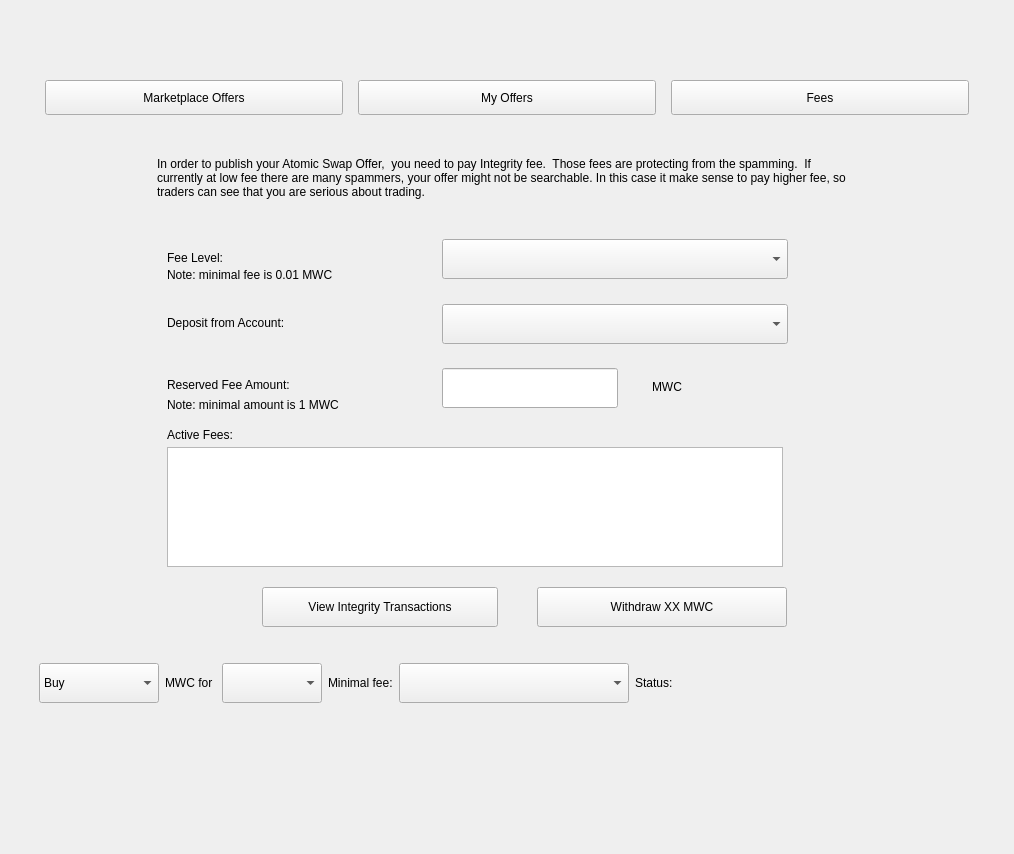
0xkobe/mwc-wallet, file windows_desktop/s_mrktswlist_w.ui: the form before one commit.
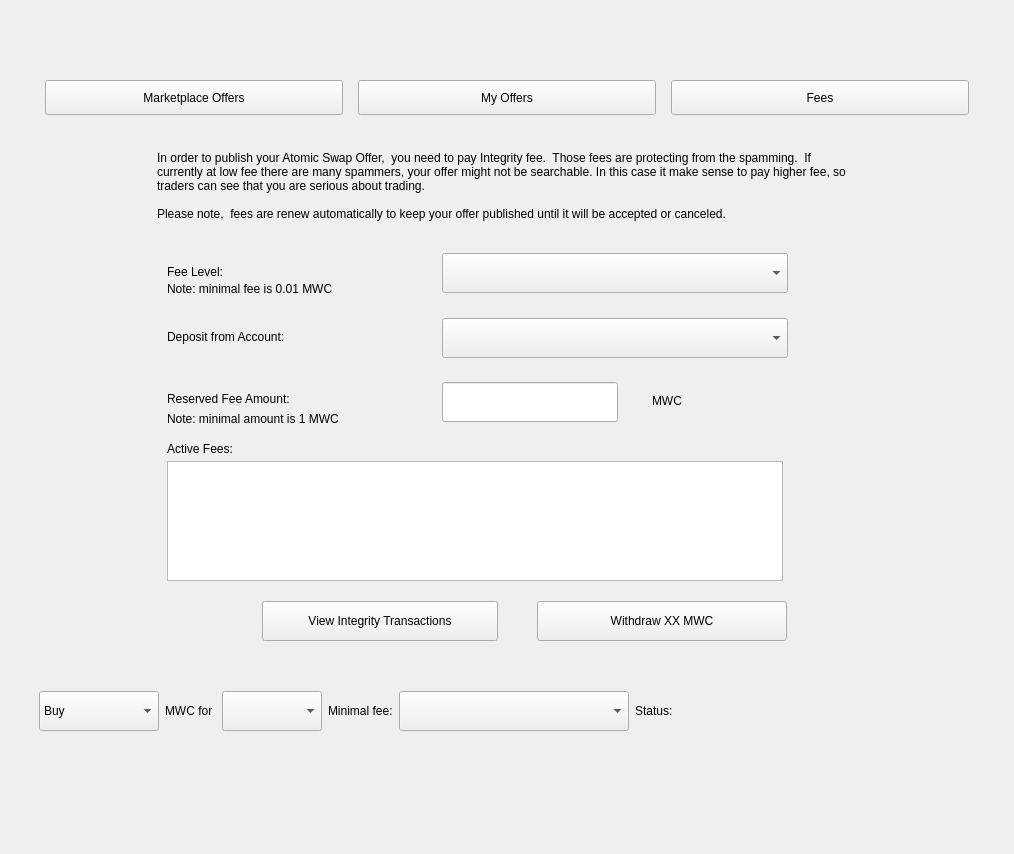
The form after the commit. Icons and pictures are not drawn. Custom widgets are drawn as their Qt base class.

Patch:
```diff
--- a/windows_desktop/s_mrktswlist_w.ui
+++ b/windows_desktop/s_mrktswlist_w.ui
@@ -13,7 +13,7 @@
   <property name="windowTitle">
    <string>Form</string>
   </property>
-  <layout class="QVBoxLayout" name="verticalLayout_2">
+  <layout class="QVBoxLayout" name="verticalLayout_2" stretch="0,0,0,0,0,0">
    <property name="spacing">
     <number>0</number>
    </property>
@@ -189,7 +189,7 @@
        <height>0</height>
       </size>
      </property>
-     <layout class="QVBoxLayout" name="verticalLayout" stretch="1,0,1,0,1">
+     <layout class="QVBoxLayout" name="verticalLayout" stretch="1,0,1,0,2">
       <property name="spacing">
        <number>0</number>
       </property>
@@ -248,7 +248,9 @@
            </size>
           </property>
           <property name="text">
-           <string>In order to publish your Atomic Swap Offer,  you need to pay Integrity fee.  Those fees are protecting from the spamming.  If currently at low fee there are many spammers, your offer might not be searchable. In this case it make sense to pay higher fee, so traders can see that you are serious about trading.</string>
+           <string>In order to publish your Atomic Swap Offer,  you need to pay Integrity fee.  Those fees are protecting from the spamming.  If currently at low fee there are many spammers, your offer might not be searchable. In this case it make sense to pay higher fee, so traders can see that you are serious about trading.
+
+Please note,  fees are renew automatically to keep your offer published until it will be accepted or canceled.</string>
           </property>
           <property name="alignment">
            <set>Qt::AlignLeading|Qt::AlignLeft|Qt::AlignVCenter</set>
```
